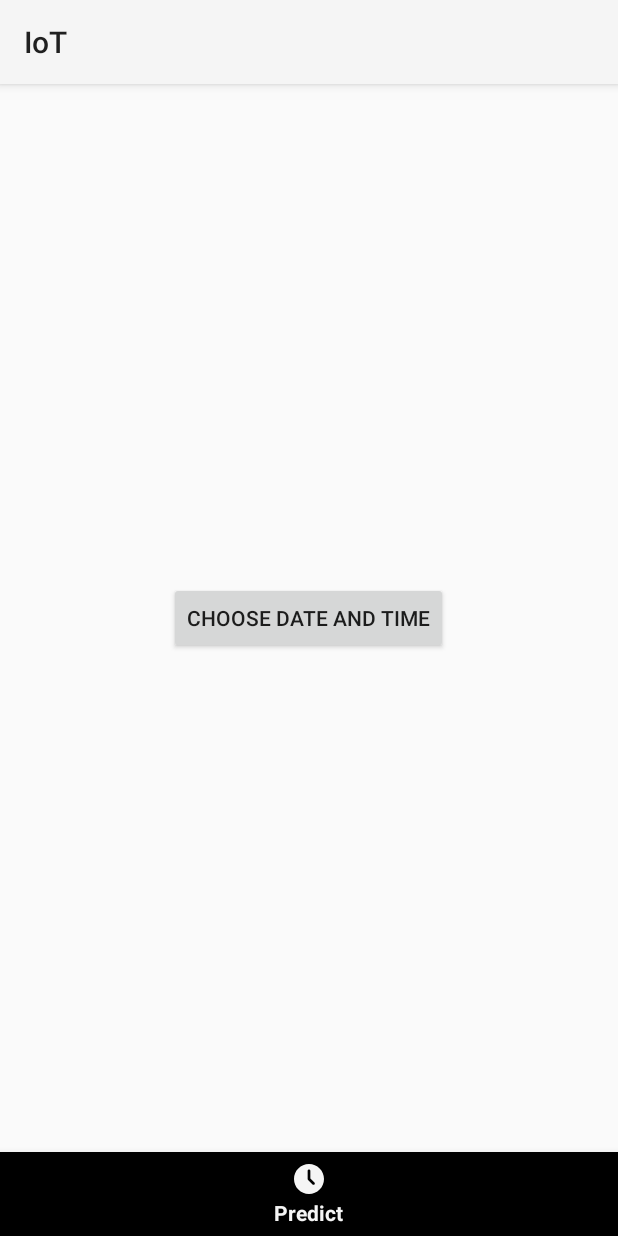
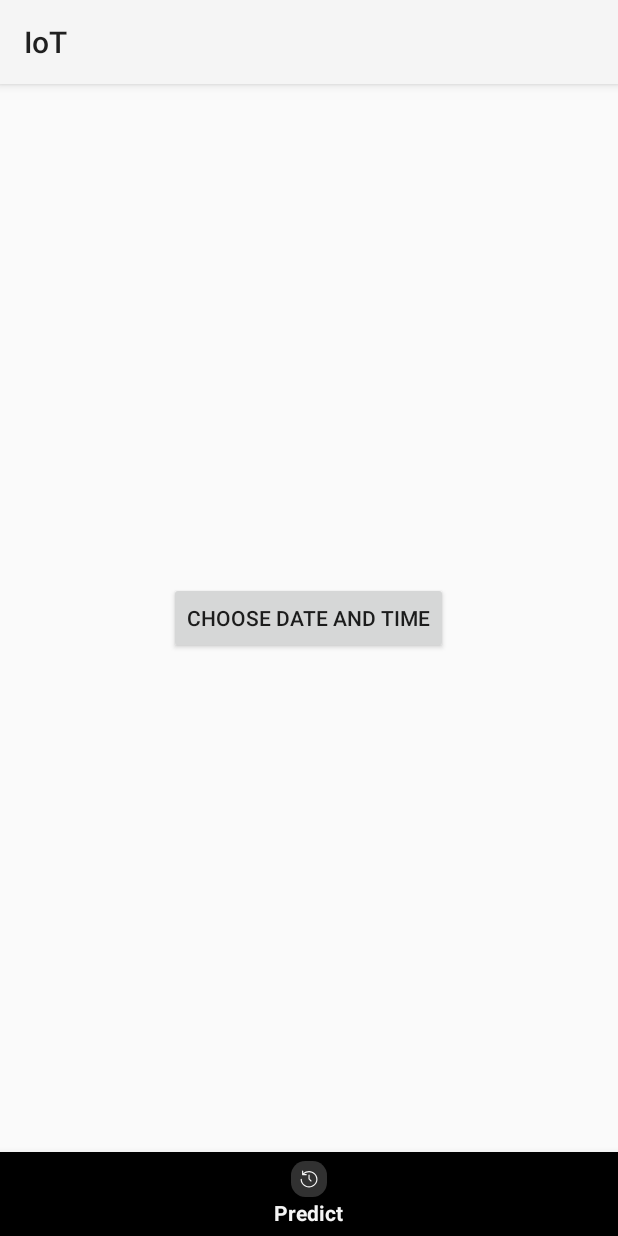
Before and after one commit to wzrwzr23/Quetie-System-Design, an Android app: the screen it shows after launch (MainActivity), item 2 of the bottom bar chosen, on a phone screen of 412 x 824 dp. Run offline under Robolectric (Android 15) with nearby library versions, the phone set to English and light mode, and no system bars; our stand-ins replace navigation-ui; libraries missing offline, so code that uses them is left out: com.github.mikephil.charting; 20 statements that could not run were skipped.

Commit message:
icon change & code refactor

```diff
--- a/app/src/main/java/io/catroll/iot/view/Feature1Fragment.java
+++ b/app/src/main/java/io/catroll/iot/view/Feature1Fragment.java
@@ -1,12 +1,9 @@
 package io.catroll.iot.view;
 
 import android.os.Bundle;
-import android.util.Log;
 import android.view.LayoutInflater;
 import android.view.View;
 import android.view.ViewGroup;
-import android.widget.SeekBar;
-import android.widget.TextView;
 
 import androidx.annotation.NonNull;
 import androidx.annotation.Nullable;
@@ -20,11 +17,9 @@ import com.github.mikephil.charting.data.LineData;
 import com.github.mikephil.charting.data.LineDataSet;
 import com.github.mikephil.charting.formatter.ValueFormatter;
 
-import java.text.SimpleDateFormat;
 import java.time.LocalDateTime;
 import java.time.format.DateTimeFormatter;
 import java.util.ArrayList;
-import java.util.Date;
 import java.util.List;
 
 import io.catroll.iot.R;
--- a/app/src/main/res/drawable/ic_predict.xml
+++ b/app/src/main/res/drawable/ic_predict.xml
@@ -1,10 +1,14 @@
 <vector xmlns:android="http://schemas.android.com/apk/res/android"
-    android:width="24dp"
-    android:height="24dp"
-    android:viewportWidth="24"
-    android:viewportHeight="24">
+    android:width="30dp"
+    android:height="30dp"
+    android:viewportWidth="30"
+    android:viewportHeight="30">
     <path
-        android:pathData="M12,22C17.5228,22 22,17.5228 22,12C22,6.4771 17.5228,2 12,2C6.4771,2 2,6.4771 2,12C2,17.5228 6.4771,22 12,22ZM12.9,6.5C12.9,6.0029 12.4971,5.6 12,5.6C11.5029,5.6 11.1,6.0029 11.1,6.5V12C11.1,12.2387 11.1948,12.4676 11.3636,12.6364L14.3636,15.6364C14.7151,15.9879 15.2849,15.9879 15.6364,15.6364C15.9879,15.2849 15.9879,14.7151 15.6364,14.3636L12.9,11.6272V6.5Z"
-        android:fillColor="#FFE2CC"
+        android:pathData="M12,0L18,0A12,12 0,0 1,30 12L30,18A12,12 0,0 1,18 30L12,30A12,12 0,0 1,0 18L0,12A12,12 0,0 1,12 0z"
+        android:fillColor="#BE52F2"
+        android:fillAlpha="0.2"/>
+    <path
+        android:pathData="M10.2145,8.5C10.2145,8.2239 9.9907,8 9.7145,8C9.4384,8 9.2145,8.2239 9.2145,8.5V11.3699C9.2145,11.6461 9.4384,11.8699 9.7145,11.8699H12.6576C12.9338,11.8699 13.1576,11.6461 13.1576,11.3699C13.1576,11.0938 12.9338,10.8699 12.6576,10.8699H10.9508C12.0252,9.9075 13.4593,9.3189 15.0371,9.3189C18.383,9.3189 21.0742,11.962 21.0742,15.1965C21.0742,18.4311 18.383,21.0742 15.0371,21.0742C11.6912,21.0742 9,18.4311 9,15.1965C9,14.9204 8.7761,14.6965 8.5,14.6965C8.2239,14.6965 8,14.9204 8,15.1965C8,19.0065 11.1623,22.0742 15.0371,22.0742C18.9119,22.0742 22.0742,19.0065 22.0742,15.1965C22.0742,11.3865 18.9119,8.3189 15.0371,8.3189C13.1725,8.3189 11.4748,9.0283 10.2145,10.1878V8.5ZM15.5372,11.7685C15.5372,11.4924 15.3133,11.2685 15.0372,11.2685C14.761,11.2685 14.5372,11.4924 14.5372,11.7685V14.9409C14.5372,15.0686 14.586,15.1914 14.6737,15.2843L16.3079,17.0147C16.4975,17.2154 16.814,17.2245 17.0147,17.0349C17.2155,16.8453 17.2245,16.5288 17.0349,16.328L15.5372,14.7422V11.7685Z"
+        android:fillColor="#BE52F2"
         android:fillType="evenOdd"/>
 </vector>
```
